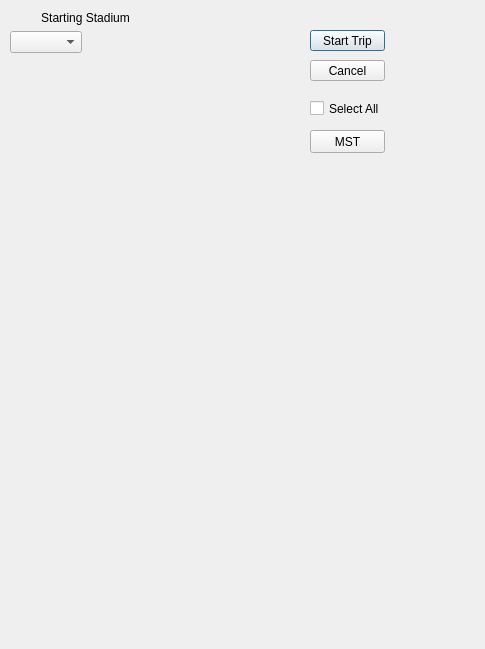
Before: the Qt Designer form ui/tripplanner.ui in AcmeDVoid/Lets-Play-Football, drawn with Qt 5.
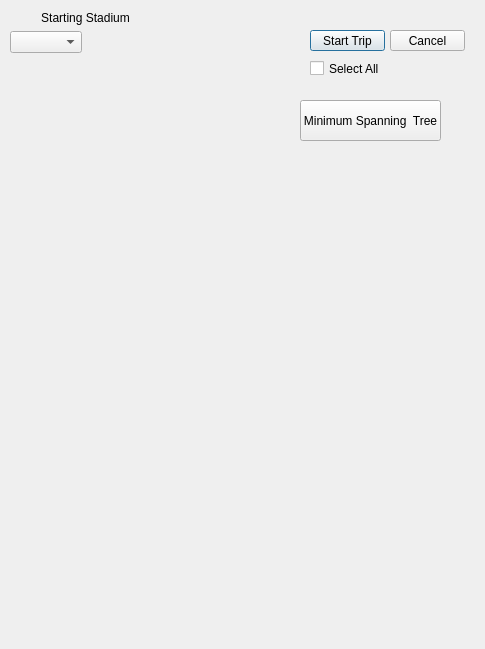
After: the same form once the commit is applied. Icons and pictures are not drawn.

Diff of the .ui file:
```diff
--- a/ui/tripplanner.ui
+++ b/ui/tripplanner.ui
@@ -83,8 +83,8 @@
   <widget class="QPushButton" name="buttonCancel">
    <property name="geometry">
     <rect>
-     <x>310</x>
-     <y>60</y>
+     <x>390</x>
+     <y>30</y>
      <width>75</width>
      <height>21</height>
     </rect>
@@ -100,8 +100,8 @@
    <property name="geometry">
     <rect>
      <x>310</x>
-     <y>100</y>
-     <width>81</width>
+     <y>60</y>
+     <width>91</width>
      <height>17</height>
     </rect>
    </property>
@@ -112,14 +112,14 @@
   <widget class="QPushButton" name="buttonMST">
    <property name="geometry">
     <rect>
-     <x>310</x>
-     <y>130</y>
-     <width>75</width>
-     <height>23</height>
+     <x>300</x>
+     <y>100</y>
+     <width>141</width>
+     <height>41</height>
     </rect>
    </property>
    <property name="text">
-    <string>MST</string>
+    <string>Minimum Spanning  Tree</string>
    </property>
   </widget>
  </widget>
```
